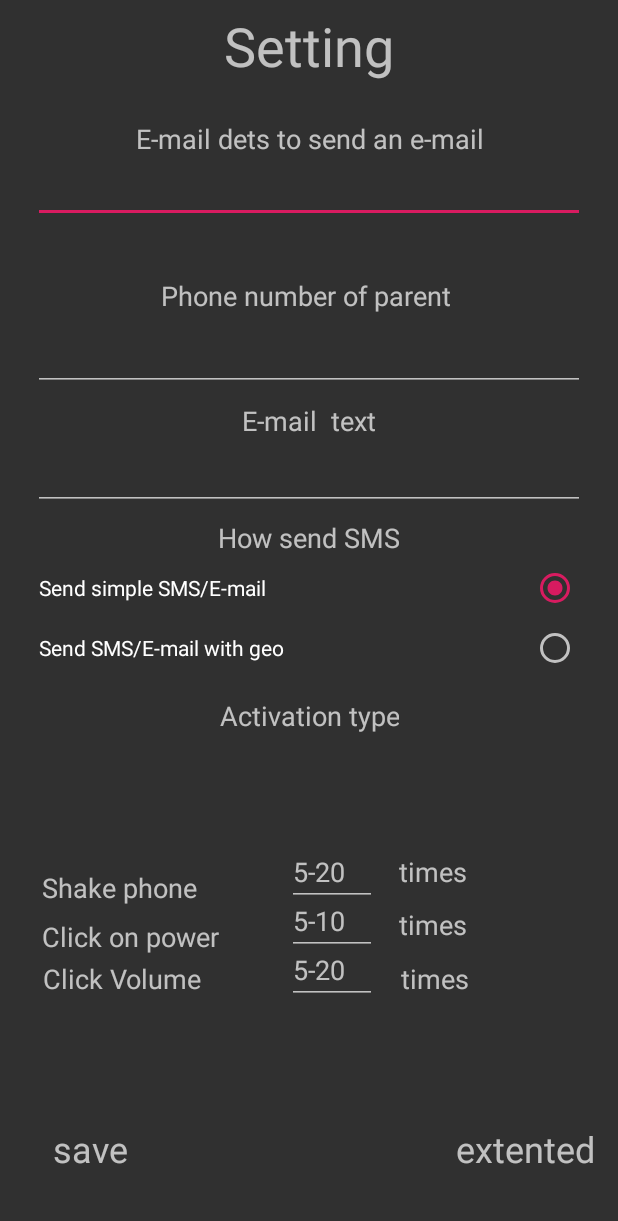
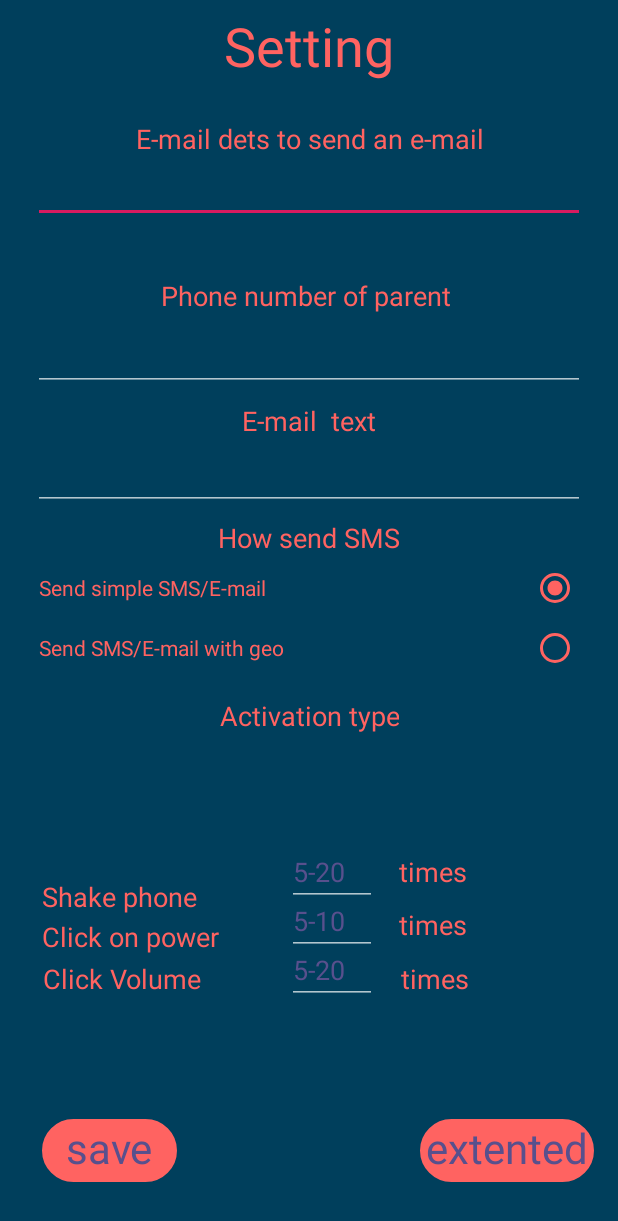
Before and after one commit to timapple12/BID1, an Android app: the Settings screen opened directly, with no data from a screen before it, on a phone screen of 412 x 824 dp. Shown: the top 1221 px of the screen. Run offline under Robolectric (Android 15) with nearby library versions, the phone set to English and light mode, and no system bars.

Commit message:
BID1.3
123

```diff
--- /dev/null
+++ b/app/src/main/res/drawable/filedsset.xml
@@ -0,0 +1,24 @@
+<?xml version="1.0" encoding="utf-8"?>
+<selector xmlns:android="http://schemas.android.com/apk/res/android">
+    <item android:state_pressed="true" >
+        <shape android:shape="rectangle"  >
+            <corners android:radius="20dip" />
+            <stroke android:width="4dip" android:color="#FF6361" />
+            <solid android:color="#FF6361"/>
+        </shape>
+    </item>
+    <item android:state_focused="true">
+        <shape android:shape="rectangle"  >
+            <corners android:radius="20dip" />
+            <stroke android:width="4dip" android:color="#FF6361" />
+            <solid android:color="#FF6361"/>
+        </shape>
+    </item>
+    <item>
+        <shape android:shape="rectangle"  >
+            <corners android:radius="20dip" />
+            <stroke android:width="4dip" android:color="#FF6361" />
+            <solid android:color="#FF6361"/>
+        </shape>
+    </item>
+</selector>
--- a/app/src/main/res/layout/activity_main.xml
+++ b/app/src/main/res/layout/activity_main.xml
@@ -32,8 +32,6 @@
         android:onClick="onClick"
         android:text="Edit settings"
         android:textColor="#58508d"
-        android:textColorHighlight="#ff6361"
-        android:textColorHint="#ff6361"
         android:textSize="30sp"
         app:layout_constraintBottom_toBottomOf="parent"
         app:layout_constraintEnd_toEndOf="parent"
--- a/app/src/main/res/layout/activity_settings.xml
+++ b/app/src/main/res/layout/activity_settings.xml
@@ -4,15 +4,18 @@
     xmlns:tools="http://schemas.android.com/tools"
     android:layout_width="match_parent"
     android:layout_height="match_parent"
+    android:background="@color/colorPrimaryDark"
     tools:context=".Settings">
 
     <TextView
         android:id="@+id/textView"
-        android:layout_width="wrap_content"
+        android:layout_width="400dp"
         android:layout_height="wrap_content"
         android:layout_marginTop="6dp"
         android:gravity="center"
+        android:scrollbarSize="5dp"
         android:text="Setting"
+        android:textColor="#FF6361"
         android:textSize="36sp"
         app:layout_constraintEnd_toEndOf="parent"
         app:layout_constraintStart_toStartOf="parent"
@@ -26,6 +29,7 @@
         android:layout_marginBottom="60dp"
         android:gravity="center"
         android:text="E-mail dets to send an e-mail"
+        android:textColor="#FF6361"
         android:textSize="18sp"
         app:layout_constraintBottom_toTopOf="@+id/textView8"
         app:layout_constraintEnd_toEndOf="parent"
@@ -41,7 +45,9 @@
         android:layout_marginEnd="22dp"
         android:layout_marginBottom="93dp"
         android:ems="10"
+        android:textColor="#FF6361"
         android:inputType="textEmailAddress"
+        android:textColorHint="#FF6361"
         app:layout_constraintBottom_toBottomOf="@+id/editText6"
         app:layout_constraintEnd_toEndOf="parent"
         app:layout_constraintStart_toStartOf="parent"
@@ -56,6 +62,7 @@
         android:layout_marginEnd="22dp"
         android:layout_marginBottom="28dp"
         android:ems="10"
+        android:textColor="#FF6361"
         android:inputType="textPersonName"
         app:layout_constraintBottom_toTopOf="@+id/radioGroup2"
         app:layout_constraintEnd_toEndOf="parent"
@@ -72,6 +79,7 @@
         android:layout_marginBottom="77dp"
         android:gravity="center"
         android:text="How send SMS"
+        android:textColor="#FF6361"
         android:textSize="18sp"
         app:layout_constraintBottom_toBottomOf="@+id/radioGroup2"
         app:layout_constraintEnd_toEndOf="parent"
@@ -88,6 +96,7 @@
         android:layout_marginBottom="228dp"
         android:gravity="center"
         android:text="E-mail  text"
+        android:textColor="#FF6361"
         android:textSize="18sp"
         app:layout_constraintBottom_toTopOf="@+id/editText4"
         app:layout_constraintEnd_toEndOf="parent"
@@ -111,9 +120,11 @@
             android:layout_height="wrap_content"
             android:layout_gravity="start"
             android:layout_margin="4dp"
+            android:buttonTint="#FF6361"
             android:layoutDirection="rtl"
             android:text="Send simple SMS/E-mail"
             android:textAlignment="textStart"
+            android:textColor="#FF6361"
             android:textSize="14sp" />
 
         <RadioButton
@@ -122,9 +133,11 @@
             android:layout_height="wrap_content"
             android:layout_gravity="start"
             android:layout_margin="4dp"
+            android:buttonTint="#FF6361"
             android:layoutDirection="rtl"
             android:text="Send SMS/E-mail with geo"
             android:textAlignment="textStart"
+            android:textColor="#FF6361"
             android:textSize="14sp" />
 
     </RadioGroup>
@@ -137,6 +150,7 @@
         android:layout_marginTop="92dp"
         android:gravity="center"
         android:text="Activation type"
+        android:textColor="#FF6361"
         android:textSize="18sp"
         app:layout_constraintStart_toStartOf="@+id/radioGroup2"
         app:layout_constraintTop_toBottomOf="@+id/textView4" />
@@ -149,6 +163,7 @@
         android:layout_marginBottom="178dp"
         android:gravity="center"
         android:text="Shake phone"
+        android:textColor="#FF6361"
         android:textSize="18sp"
         app:layout_constraintBottom_toBottomOf="@+id/textView17"
         app:layout_constraintEnd_toEndOf="@+id/textView7"
@@ -166,6 +181,9 @@
         android:ems="10"
         android:hint="5-20"
         android:inputType="number"
+        android:shadowColor="#FF6361"
+        android:textColorHint="#58508d"
+        android:textColor="#FF6361"
         app:layout_constraintBottom_toTopOf="@+id/textView16"
         app:layout_constraintEnd_toEndOf="@+id/textView5"
         app:layout_constraintHorizontal_bias="0.0"
@@ -179,8 +197,10 @@
         android:layout_marginTop="28dp"
         android:layout_marginBottom="28dp"
         android:ems="10"
+        android:textColor="#FF6361"
         android:hint="5-10"
         android:inputType="number"
+        android:textColorHint="#58508d"
         app:layout_constraintBottom_toBottomOf="@+id/textView16"
         app:layout_constraintEnd_toEndOf="@+id/editText4"
         app:layout_constraintHorizontal_bias="1.0"
@@ -195,6 +215,7 @@
         android:layout_marginEnd="1dp"
         android:gravity="center"
         android:text="times"
+        android:textColor="#FF6361"
         android:textSize="18sp"
         app:layout_constraintBaseline_toBaselineOf="@+id/editText4"
         app:layout_constraintEnd_toEndOf="@+id/textView16" />
@@ -206,6 +227,7 @@
         android:layout_marginEnd="99dp"
         android:layout_marginBottom="62dp"
         android:text="times"
+        android:textColor="#FF6361"
         android:textSize="18sp"
         android:visibility="visible"
         app:layout_constraintBottom_toTopOf="@+id/view"
@@ -220,6 +242,8 @@
         android:ems="10"
         android:hint="5-20"
         android:inputType="number"
+        android:textColorHint="#58508d"
+        android:textColor="#FF6361"
         app:layout_constraintEnd_toEndOf="@+id/editText5"
         app:layout_constraintHorizontal_bias="1.0"
         app:layout_constraintStart_toEndOf="@+id/textView14"
@@ -234,6 +258,7 @@
         android:layout_marginBottom="62dp"
         android:gravity="center"
         android:text="Click Volume "
+        android:textColor="#FF6361"
         android:textSize="18sp"
         app:layout_constraintBottom_toTopOf="@+id/view"
         app:layout_constraintEnd_toStartOf="@+id/textView5"
@@ -250,6 +275,7 @@
         android:layout_marginBottom="4dp"
         android:gravity="center"
         android:text="times"
+        android:textColor="#FF6361"
         android:textSize="18sp"
         app:layout_constraintBottom_toTopOf="@+id/textView16"
         app:layout_constraintStart_toStartOf="@+id/textView9"
@@ -265,6 +291,7 @@
         android:layout_marginBottom="28dp"
         android:gravity="center"
         android:text="Click on power"
+        android:textColor="#FF6361"
         android:textSize="18sp"
         app:layout_constraintBottom_toBottomOf="@+id/textView14"
         app:layout_constraintEnd_toStartOf="@+id/textView5"
@@ -275,36 +302,44 @@
 
     <TextView
         android:id="@+id/textView17"
-        android:layout_width="wrap_content"
-        android:layout_height="wrap_content"
-        android:layout_marginStart="35dp"
-        android:layout_marginBottom="42dp"
+        android:layout_width="90dp"
+        android:layout_height="42dp"
+        android:layout_marginStart="28dp"
+        android:layout_marginBottom="36dp"
+        android:background="@drawable/filedsset"
         android:text="save"
-        android:textSize="24sp"
+        android:textAlignment="center"
+        android:textColor="#58508d"
+        android:textSize="28sp"
         app:layout_constraintBottom_toBottomOf="parent"
         app:layout_constraintStart_toStartOf="parent" />
 
     <TextView
         android:id="@+id/textView18"
-        android:layout_width="wrap_content"
-        android:layout_height="wrap_content"
-        android:layout_marginEnd="15dp"
-        android:layout_marginBottom="42dp"
+        android:layout_width="116dp"
+        android:layout_height="42dp"
+        android:layout_marginEnd="16dp"
+        android:layout_marginBottom="36dp"
+        android:background="@drawable/filedsset"
         android:text="extented"
-        android:textSize="24sp"
+        android:textAlignment="center"
+        android:textColor="#58508d"
+        android:textSize="28sp"
         app:layout_constraintBottom_toBottomOf="parent"
         app:layout_constraintEnd_toEndOf="parent" />
 
     <View
         android:id="@+id/view"
-        android:layout_width="0dp"
+        android:layout_width="382dp"
         android:layout_height="81dp"
         android:layout_marginStart="1dp"
         android:layout_marginEnd="1dp"
         android:layout_marginBottom="16dp"
         app:layout_constraintBottom_toBottomOf="parent"
         app:layout_constraintEnd_toEndOf="parent"
-        app:layout_constraintStart_toStartOf="parent" />
+        app:layout_constraintStart_toStartOf="parent"
+        app:layout_constraintTop_toTopOf="parent"
+        app:layout_constraintVertical_bias="1.0" />
 
     <EditText
         android:id="@+id/editText6"
@@ -314,6 +349,7 @@
         android:layout_marginEnd="22dp"
         android:layout_marginBottom="6dp"
         android:ems="10"
+        android:textColor="#FF6361"
         android:inputType="phone"
         app:layout_constraintBottom_toTopOf="@+id/textView3"
         app:layout_constraintEnd_toEndOf="parent"
@@ -326,10 +362,13 @@
         android:layout_height="wrap_content"
         android:layout_marginBottom="57dp"
         android:text="Phone number of parent "
+        android:textColor="#FF6361"
         android:textSize="18sp"
         app:layout_constraintBottom_toTopOf="@+id/textView3"
         app:layout_constraintEnd_toEndOf="parent"
-        app:layout_constraintStart_toStartOf="parent" />
+        app:layout_constraintStart_toStartOf="parent"
+        app:layout_constraintTop_toBottomOf="@+id/textView"
+        app:layout_constraintVertical_bias="1.0" />
 
 
 </androidx.constraintlayout.widget.ConstraintLayout>
```
Also changed, not shown: app/src/main/res/drawable/filedssec.xml (added, +24 -0 lines), app/src/main/res/layout/activity_agreement.xml (+4 -3 lines), app/src/main/res/layout/activity_main__window.xml (+27 -11 lines).
